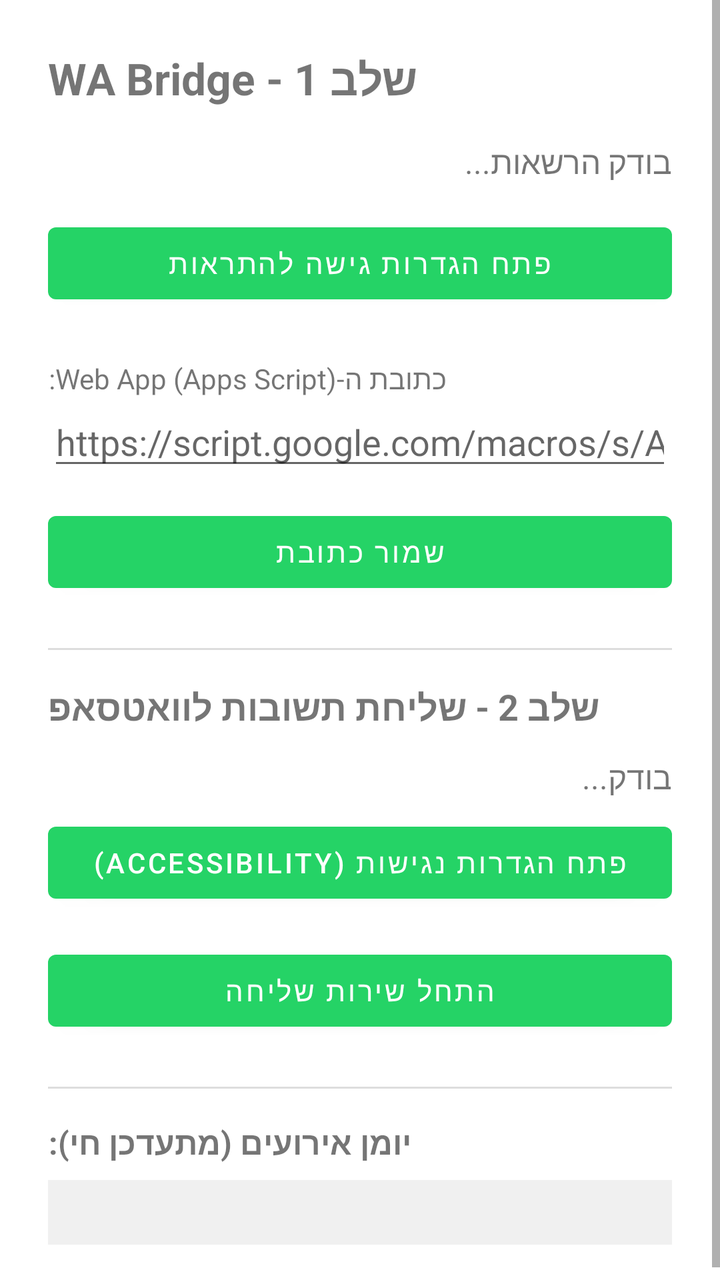
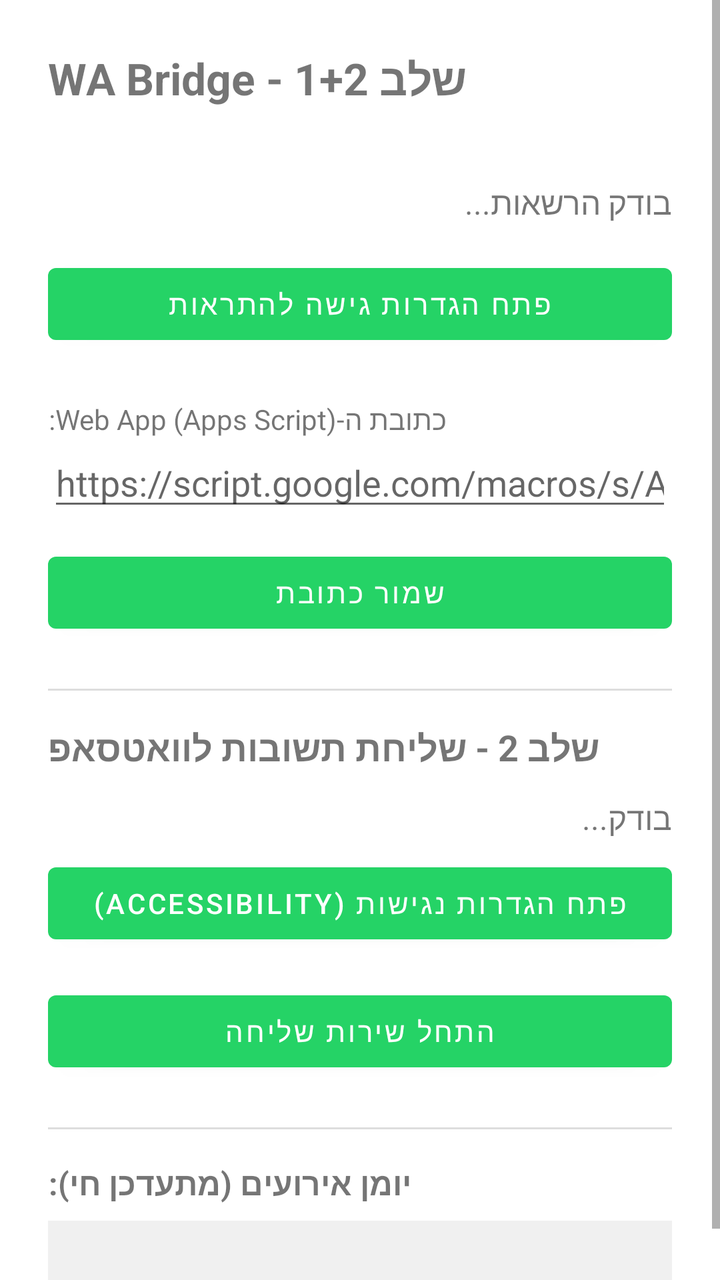

Two renders of the same Android screen: before a commit and after it. Below are the layout's source before the change and the commit's diff.
<!-- AndroidManifest.xml: application theme Theme.WaBridge -->
<!-- res/layout/activity_main.xml -->
<?xml version="1.0" encoding="utf-8"?>
<ScrollView xmlns:android="http://schemas.android.com/apk/res/android"
    android:layout_width="match_parent"
    android:layout_height="match_parent">

<LinearLayout
    android:layout_width="match_parent"
    android:layout_height="wrap_content"
    android:orientation="vertical"
    android:padding="24dp">

    <TextView
        android:id="@+id/tvTitle"
        android:layout_width="wrap_content"
        android:layout_height="wrap_content"
        android:text="WA Bridge - שלב 1"
        android:textSize="22sp"
        android:textStyle="bold"
        android:layout_marginBottom="16dp" />

    <TextView
        android:id="@+id/tvStatus"
        android:layout_width="match_parent"
        android:layout_height="wrap_content"
        android:text="בודק הרשאות..."
        android:textSize="16sp"
        android:layout_marginBottom="16dp" />

    <Button
        android:id="@+id/btnGrantAccess"
        android:layout_width="match_parent"
        android:layout_height="wrap_content"
        android:text="פתח הגדרות גישה להתראות"
        android:layout_marginBottom="24dp" />

    <TextView
        android:layout_width="wrap_content"
        android:layout_height="wrap_content"
        android:text="כתובת ה-Web App (Apps Script):"
        android:textSize="14sp" />

    <EditText
        android:id="@+id/etWebAppUrl"
        android:layout_width="match_parent"
        android:layout_height="wrap_content"
        android:hint="https://script.google.com/macros/s/AKfy.../exec"
        android:inputType="textUri"
        android:layout_marginBottom="12dp" />

    <Button
        android:id="@+id/btnSaveUrl"
        android:layout_width="match_parent"
        android:layout_height="wrap_content"
        android:text="שמור כתובת" />

    <View
        android:layout_width="match_parent"
        android:layout_height="1dp"
        android:background="#DDDDDD"
        android:layout_marginTop="24dp"
        android:layout_marginBottom="16dp" />

    <TextView
        android:layout_width="wrap_content"
        android:layout_height="wrap_content"
        android:text="שלב 2 - שליחת תשובות לוואטסאפ"
        android:textSize="18sp"
        android:textStyle="bold"
        android:layout_marginBottom="12dp" />

    <TextView
        android:id="@+id/tvAccessibilityStatus"
        android:layout_width="match_parent"
        android:layout_height="wrap_content"
        android:text="בודק..."
        android:textSize="16sp"
        android:layout_marginBottom="8dp" />

    <Button
        android:id="@+id/btnGrantAccessibility"
        android:layout_width="match_parent"
        android:layout_height="wrap_content"
        android:text="פתח הגדרות נגישות (Accessibility)"
        android:layout_marginBottom="16dp" />

    <Button
        android:id="@+id/btnTogglePolling"
        android:layout_width="match_parent"
        android:layout_height="wrap_content"
        android:text="התחל שירות שליחה" />

    <View
        android:layout_width="match_parent"
        android:layout_height="1dp"
        android:background="#DDDDDD"
        android:layout_marginTop="24dp"
        android:layout_marginBottom="16dp" />

    <TextView
        android:layout_width="wrap_content"
        android:layout_height="wrap_content"
        android:text="יומן אירועים (מתעדכן חי):"
        android:textSize="16sp"
        android:textStyle="bold"
        android:layout_marginBottom="8dp" />

    <TextView
        android:id="@+id/tvLastEvent"
        android:layout_width="match_parent"
        android:layout_height="wrap_content"
        android:text=""
        android:textSize="12sp"
        android:fontFamily="monospace"
        android:textColor="#333333"
        android:background="#F0F0F0"
        android:padding="8dp" />

</LinearLayout>
</ScrollView>
<!-- resources referenced by this layout -->
<resources>
  <style name="Theme.WaBridge" parent="Theme.MaterialComponents.DayNight.NoActionBar">
          <item name="colorPrimary">#25D366</item>
          <item name="colorPrimaryDark">#128C7E</item>
          <item name="colorAccent">#25D366</item>
      </style>
</resources>

<!-- the commit's change to res/layout/activity_main.xml (unified diff, before → after) -->
@@ -13,9 +13,18 @@
         android:id="@+id/tvTitle"
         android:layout_width="wrap_content"
         android:layout_height="wrap_content"
-        android:text="WA Bridge - שלב 1"
+        android:text="WA Bridge - שלב 1+2"
         android:textSize="22sp"
         android:textStyle="bold"
+        android:layout_marginBottom="4dp" />
+
+    <TextView
+        android:id="@+id/tvBuildTag"
+        android:layout_width="wrap_content"
+        android:layout_height="wrap_content"
+        android:text=""
+        android:textSize="12sp"
+        android:textColor="#999999"
         android:layout_marginBottom="16dp" />
 
     <TextView
